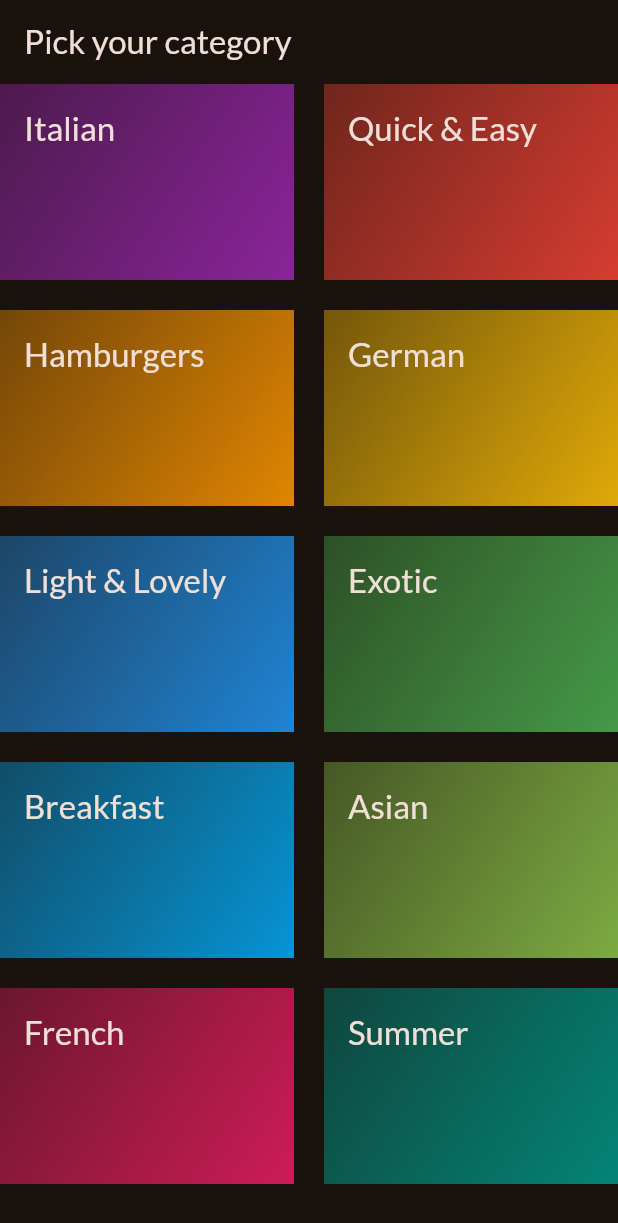
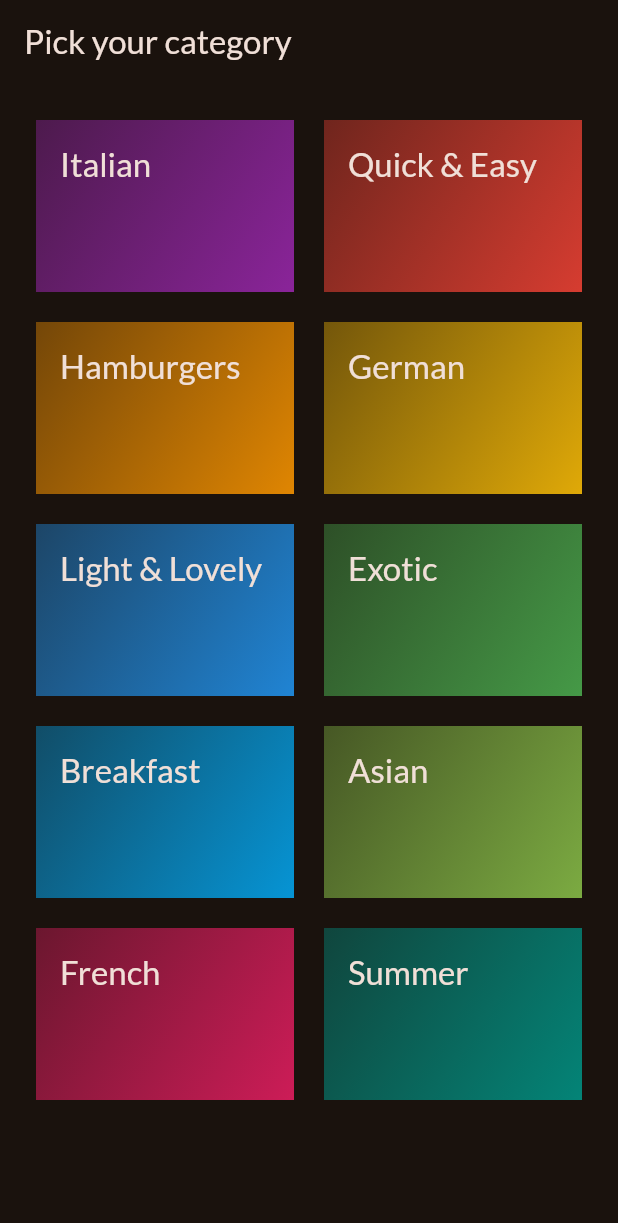
Before and after one commit to Markiu200/meals_app, a Flutter app: the screen it shows after launch, on a phone screen of 412 x 824 dp. Shown: the top 1223 px of the screen. Run offline on Flutter 3.47's test engine with Material 3 defaults, Android fonts, the phone set to English and light mode, and no system bars; our stand-ins replace google_fonts.

Commit message:
Add padding to GridView
udemy: https://www.udemy.com/course/learn-flutter-dart-to-build-ios-android-apps/learn/lecture/37143962#overview

```diff
--- a/lib/screens/categories.dart
+++ b/lib/screens/categories.dart
@@ -11,6 +11,7 @@ class CategoriesScreen extends StatelessWidget {
     return Scaffold(
       appBar: AppBar(title: const Text('Pick your category')),
       body: GridView(
+        padding: const EdgeInsets.all(24),
         gridDelegate: const SliverGridDelegateWithFixedCrossAxisCount(
           crossAxisCount: 2,
           childAspectRatio: 3 / 2,
--- a/lib/widgets/category_grid_item.dart
+++ b/lib/widgets/category_grid_item.dart
@@ -9,7 +9,7 @@ class CategoryGridItem extends StatelessWidget {
   @override
   Widget build(BuildContext context) {
     return Container(
-      padding: EdgeInsets.all(16),
+      padding: const EdgeInsets.all(16),
       decoration: BoxDecoration(
         gradient: LinearGradient(
           colors: [
```
